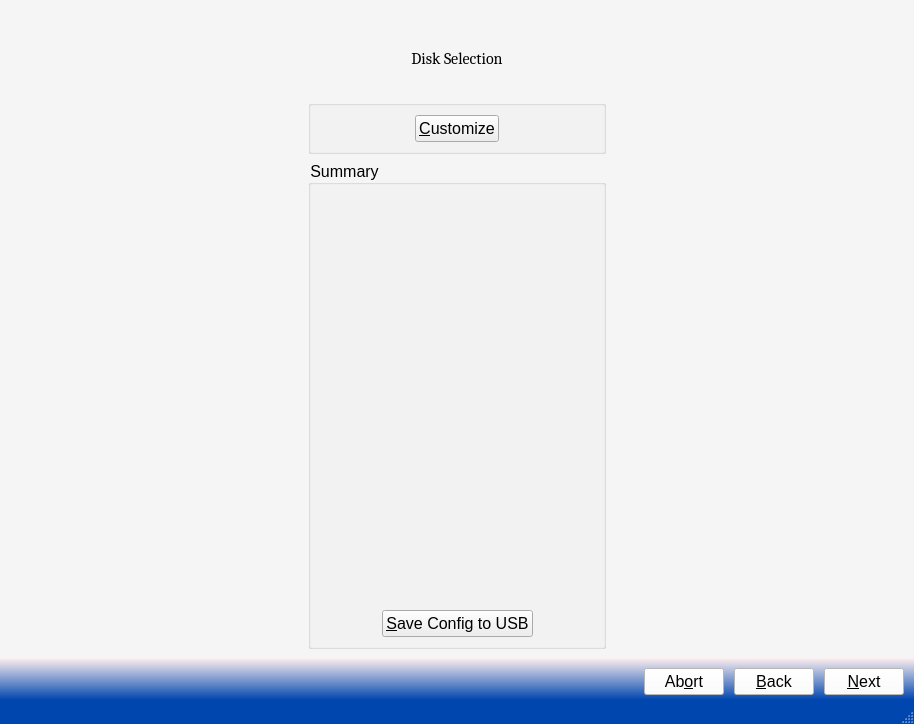
This is src-qt5/pc-installgui/installer.ui in trueos/pcbsd as Qt 5 draws it before an edit. The edited form follows.
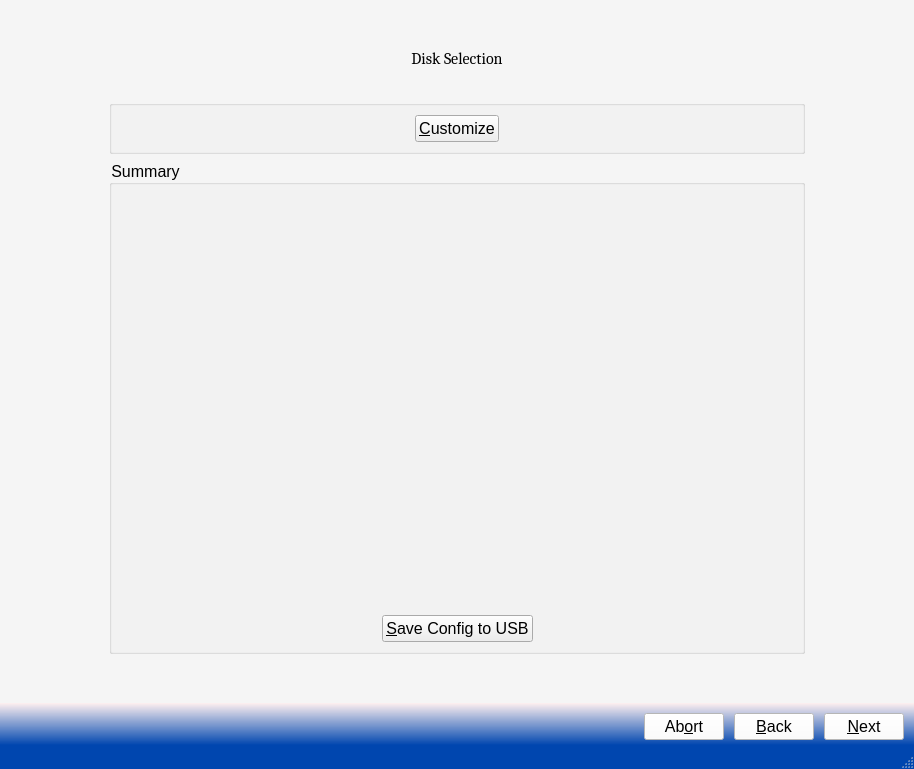
This is the edited form. The open tabs and pages were chosen to show the change. Icons and pictures are not drawn.

Commit message: Update the UI spacing for Installer / First Boot UIs

```diff
--- a/src-qt5/pc-installgui/installer.ui
+++ b/src-qt5/pc-installgui/installer.ui
@@ -7,7 +7,7 @@
     <x>0</x>
     <y>0</y>
     <width>914</width>
-    <height>724</height>
+    <height>769</height>
    </rect>
   </property>
   <property name="minimumSize">
@@ -605,75 +605,29 @@
       </widget>
       <widget class="QWidget" name="page_3">
        <layout class="QGridLayout" name="gridLayout_7">
-        <item row="2" column="1">
-         <widget class="QGroupBox" name="groupBox_2">
-          <property name="styleSheet">
-           <string notr="true">background: transparent;</string>
+        <item row="5" column="1">
+         <spacer name="verticalSpacer_13">
+          <property name="orientation">
+           <enum>Qt::Vertical</enum>
           </property>
-          <property name="title">
-           <string/>
+          <property name="sizeType">
+           <enum>QSizePolicy::Preferred</enum>
           </property>
-          <layout class="QGridLayout" name="gridLayout_11">
-           <item row="0" column="0">
-            <layout class="QHBoxLayout" name="horizontalLayout_4">
-             <item>
-              <spacer name="horizontalSpacer_8">
-               <property name="orientation">
-                <enum>Qt::Horizontal</enum>
-               </property>
-               <property name="sizeHint" stdset="0">
-                <size>
-                 <width>40</width>
-                 <height>20</height>
-                </size>
-               </property>
-              </spacer>
-             </item>
-             <item>
-              <widget class="QPushButton" name="pushDiskCustomize">
-               <property name="styleSheet">
-                <string notr="true">background-color: rgb(238, 238, 238);</string>
-               </property>
-               <property name="text">
-                <string>&amp;Customize</string>
-               </property>
-               <property name="icon">
-                <iconset resource="sysinstaller.qrc">
-                 <normaloff>:/modules/images/configure.png</normaloff>:/modules/images/configure.png</iconset>
-               </property>
-               <property name="iconSize">
-                <size>
-                 <width>21</width>
-                 <height>21</height>
-                </size>
-               </property>
-              </widget>
-             </item>
-             <item>
-              <spacer name="horizontalSpacer_9">
-               <property name="orientation">
-                <enum>Qt::Horizontal</enum>
-               </property>
-               <property name="sizeHint" stdset="0">
-                <size>
-                 <width>40</width>
-                 <height>20</height>
-                </size>
-               </property>
-              </spacer>
-             </item>
-            </layout>
-           </item>
-          </layout>
-         </widget>
+          <property name="sizeHint" stdset="0">
+           <size>
+            <width>20</width>
+            <height>40</height>
+           </size>
+          </property>
+         </spacer>
         </item>
-        <item row="0" column="0" rowspan="4">
+        <item row="1" column="0" rowspan="4">
          <spacer name="horizontalSpacer_12">
           <property name="orientation">
            <enum>Qt::Horizontal</enum>
           </property>
           <property name="sizeType">
-           <enum>QSizePolicy::Expanding</enum>
+           <enum>QSizePolicy::Preferred</enum>
           </property>
           <property name="sizeHint" stdset="0">
            <size>
@@ -683,24 +637,8 @@
           </property>
          </spacer>
         </item>
-        <item row="0" column="1">
+        <item row="1" column="1">
          <layout class="QVBoxLayout" name="verticalLayout_2">
-          <item>
-           <spacer name="verticalSpacer_6">
-            <property name="orientation">
-             <enum>Qt::Vertical</enum>
-            </property>
-            <property name="sizeType">
-             <enum>QSizePolicy::Minimum</enum>
-            </property>
-            <property name="sizeHint" stdset="0">
-             <size>
-              <width>228</width>
-              <height>40</height>
-             </size>
-            </property>
-           </spacer>
-          </item>
           <item>
            <widget class="QLabel" name="label_5">
             <property name="font">
@@ -722,7 +660,7 @@
           </item>
          </layout>
         </item>
-        <item row="1" column="1">
+        <item row="2" column="1">
          <layout class="QHBoxLayout" name="horizontalLayout_5">
           <item>
            <spacer name="horizontalSpacer_10">
@@ -774,7 +712,7 @@
           </item>
          </layout>
         </item>
-        <item row="3" column="1">
+        <item row="4" column="1">
          <layout class="QGridLayout" name="gridLayout_10">
           <item row="0" column="0">
            <widget class="QGroupBox" name="groupBox_3">
@@ -871,13 +809,13 @@
           </item>
          </layout>
         </item>
-        <item row="0" column="2" rowspan="4">
+        <item row="1" column="2" rowspan="4">
          <spacer name="horizontalSpacer_13">
           <property name="orientation">
            <enum>Qt::Horizontal</enum>
           </property>
           <property name="sizeType">
-           <enum>QSizePolicy::Expanding</enum>
+           <enum>QSizePolicy::Preferred</enum>
           </property>
           <property name="sizeHint" stdset="0">
            <size>
@@ -887,6 +825,84 @@
           </property>
          </spacer>
         </item>
+        <item row="3" column="1">
+         <widget class="QGroupBox" name="groupBox_2">
+          <property name="styleSheet">
+           <string notr="true">background: transparent;</string>
+          </property>
+          <property name="title">
+           <string/>
+          </property>
+          <layout class="QGridLayout" name="gridLayout_11">
+           <item row="0" column="0">
+            <layout class="QHBoxLayout" name="horizontalLayout_4">
+             <item>
+              <spacer name="horizontalSpacer_8">
+               <property name="orientation">
+                <enum>Qt::Horizontal</enum>
+               </property>
+               <property name="sizeHint" stdset="0">
+                <size>
+                 <width>40</width>
+                 <height>20</height>
+                </size>
+               </property>
+              </spacer>
+             </item>
+             <item>
+              <widget class="QPushButton" name="pushDiskCustomize">
+               <property name="styleSheet">
+                <string notr="true">background-color: rgb(238, 238, 238);</string>
+               </property>
+               <property name="text">
+                <string>&amp;Customize</string>
+               </property>
+               <property name="icon">
+                <iconset resource="sysinstaller.qrc">
+                 <normaloff>:/modules/images/configure.png</normaloff>:/modules/images/configure.png</iconset>
+               </property>
+               <property name="iconSize">
+                <size>
+                 <width>21</width>
+                 <height>21</height>
+                </size>
+               </property>
+              </widget>
+             </item>
+             <item>
+              <spacer name="horizontalSpacer_9">
+               <property name="orientation">
+                <enum>Qt::Horizontal</enum>
+               </property>
+               <property name="sizeHint" stdset="0">
+                <size>
+                 <width>40</width>
+                 <height>20</height>
+                </size>
+               </property>
+              </spacer>
+             </item>
+            </layout>
+           </item>
+          </layout>
+         </widget>
+        </item>
+        <item row="0" column="1">
+         <spacer name="verticalSpacer_6">
+          <property name="orientation">
+           <enum>Qt::Vertical</enum>
+          </property>
+          <property name="sizeType">
+           <enum>QSizePolicy::Preferred</enum>
+          </property>
+          <property name="sizeHint" stdset="0">
+           <size>
+            <width>228</width>
+            <height>40</height>
+           </size>
+          </property>
+         </spacer>
+        </item>
        </layout>
       </widget>
       <widget class="QWidget" name="page_4">
```
Left out of the diff: 40 changed lines with no effect on the pictures. The commit also changes 1 other file.
